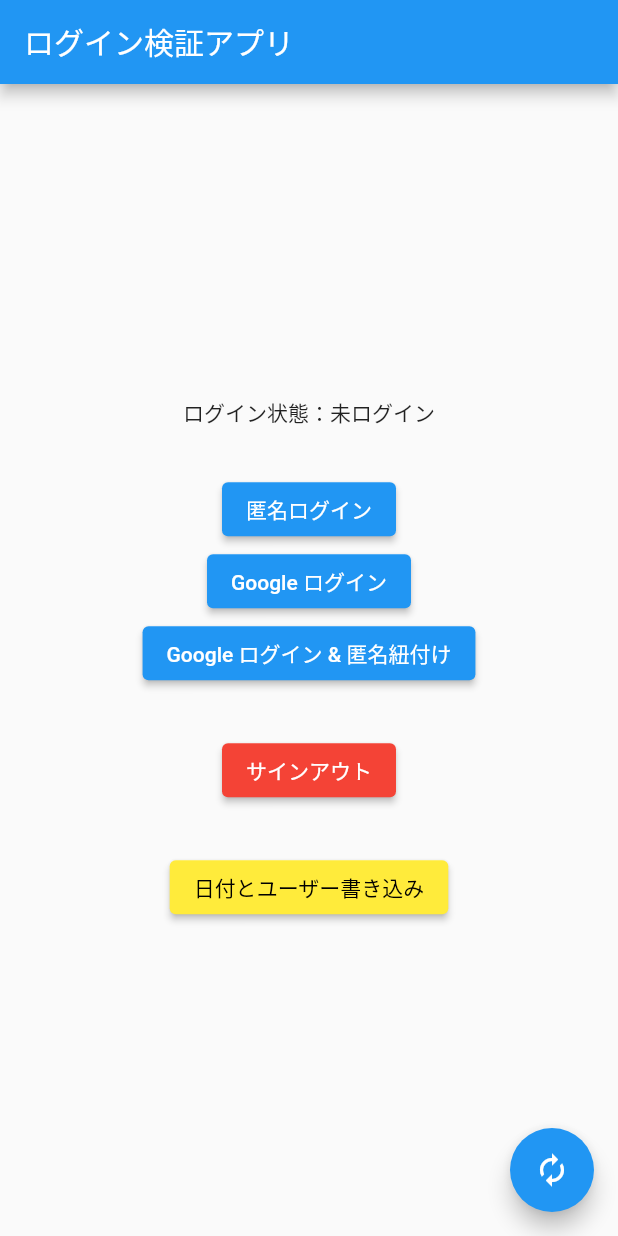
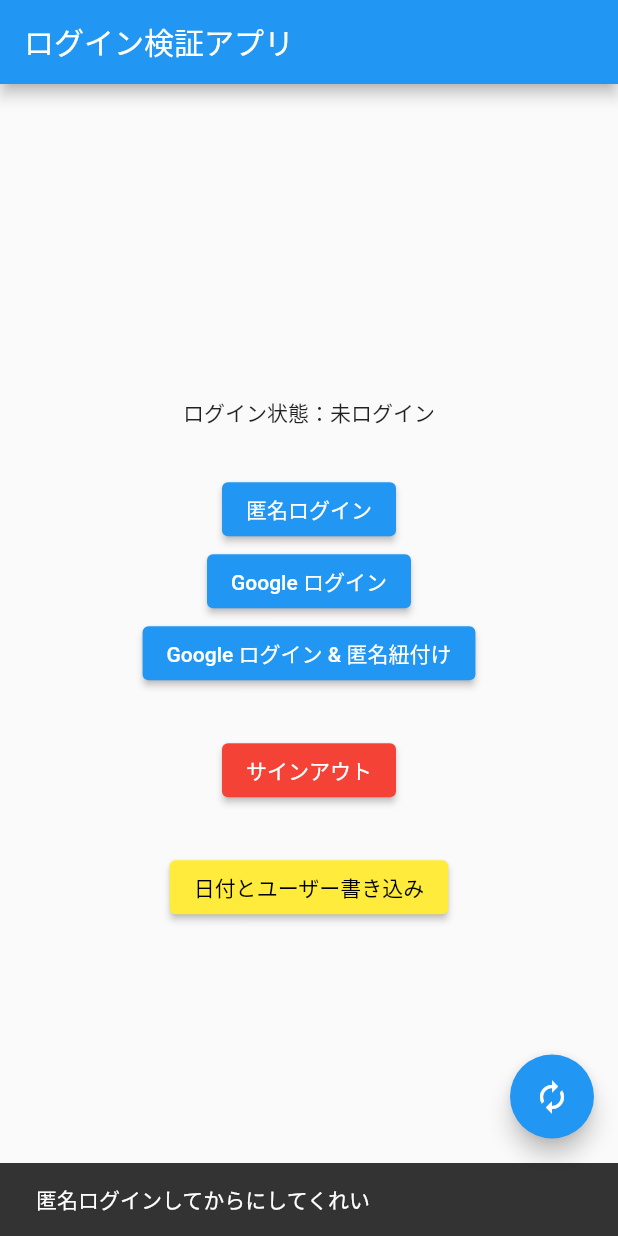
Before and after one commit to oke331/sns_test, a Flutter app: the screen it shows after launch, after a tap on "Google ログイン & 匿名紐付け", on a phone screen of 412 x 824 dp. Run offline on Flutter 3.47's test engine with Material 2 defaults, Android fonts, the phone set to English and light mode, and no system bars; our stand-ins replace cloud_firestore, firebase_auth, firebase_core, google_sign_in; accounts and stored records are empty.

Commit message:
Minor fix

```diff
--- a/lib/main.dart
+++ b/lib/main.dart
@@ -53,6 +53,7 @@ class _MyHomePageState extends State<MyHomePage> {
           }
 
           return Center(
+            child: SingleChildScrollView(
               child: Column(
                 mainAxisAlignment: MainAxisAlignment.center,
                 children: <Widget>[
@@ -102,6 +103,7 @@ class _MyHomePageState extends State<MyHomePage> {
                   )
                 ],
               ),
+            ),
           );
         },
       ),
@@ -128,6 +130,12 @@ class _MyHomePageState extends State<MyHomePage> {
 
   Future<void> _handleGoogleSignInAndConnectAnonymous(
       BuildContext context) async {
+    if (_auth.currentUser == null) {
+      final snackBar = SnackBar(content: Text('匿名ログインしてからにしてくれい'));
+      Scaffold.of(context).showSnackBar(snackBar);
+      return;
+    }
+
     try {
       GoogleSignInAccount googleUser = await _googleSignIn.signIn();
       GoogleSignInAuthentication googleAuth = await googleUser.authentication;
@@ -159,7 +167,7 @@ class _MyHomePageState extends State<MyHomePage> {
   }
 
   Future<void> _setUserIdAndDateTime(BuildContext context) async {
-    if (_auth == null || _auth.currentUser == null) {
+    if (_auth.currentUser == null) {
       final snackBar = SnackBar(content: Text('認証情報がないぜぇ？'));
       Scaffold.of(context).showSnackBar(snackBar);
       return;
```
Lines whose indentation alone changed are shown as unchanged.
